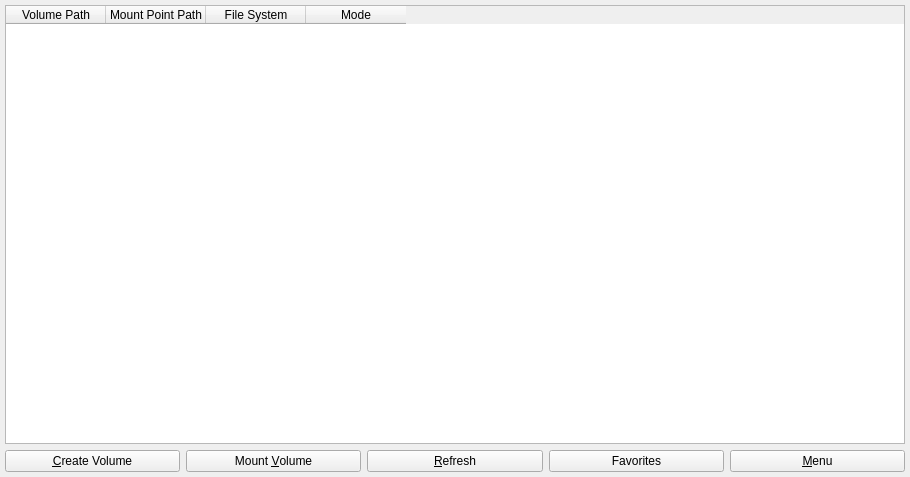
First picture: the form in src/sirikali.ui, repository mhogomchungu/sirikali, before the edit.
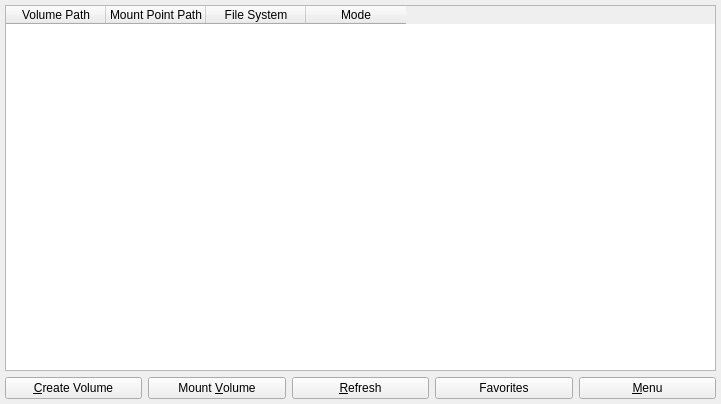
Second picture: the form after the edit. Icons and pictures are not drawn.

Commit message: revisit UI elements

```diff
--- a/src/sirikali.ui
+++ b/src/sirikali.ui
@@ -1,7 +1,7 @@
 <?xml version="1.0" encoding="UTF-8"?>
 <ui version="4.0">
  <class>sirikali</class>
- <widget class="QWidget" name="sirikali">
+ <widget class="QMainWindow" name="sirikali">
   <property name="windowModality">
    <enum>Qt::NonModal</enum>
   </property>
@@ -9,10 +9,11 @@
    <rect>
     <x>0</x>
     <y>0</y>
-    <width>910</width>
-    <height>477</height>
+    <width>721</width>
+    <height>404</height>
    </rect>
   </property>
+  <widget class="QWidget" name="sirikaliWidget">
   <property name="windowTitle">
    <string>SiriKali</string>
   </property>
@@ -54,33 +55,21 @@
          <property name="text">
           <string>Volume Path</string>
          </property>
-         <property name="textAlignment">
-          <set>AlignCenter</set>
-         </property>
         </column>
         <column>
          <property name="text">
           <string>Mount Point Path</string>
          </property>
-         <property name="textAlignment">
-          <set>AlignCenter</set>
-         </property>
         </column>
         <column>
          <property name="text">
           <string>File System</string>
          </property>
-         <property name="textAlignment">
-          <set>AlignCenter</set>
-         </property>
         </column>
         <column>
          <property name="text">
           <string>Mode</string>
          </property>
-         <property name="textAlignment">
-          <set>AlignCenter</set>
-         </property>
         </column>
        </widget>
       </item>
@@ -136,6 +125,7 @@
     </widget>
    </item>
   </layout>
+  </widget>
  </widget>
  <layoutdefault spacing="6" margin="5"/>
  <tabstops>
```
Left out of the diff: 10 changed lines with no effect on the pictures. Lines whose indentation alone changed are shown as unchanged. The commit also changes 3 other files.
